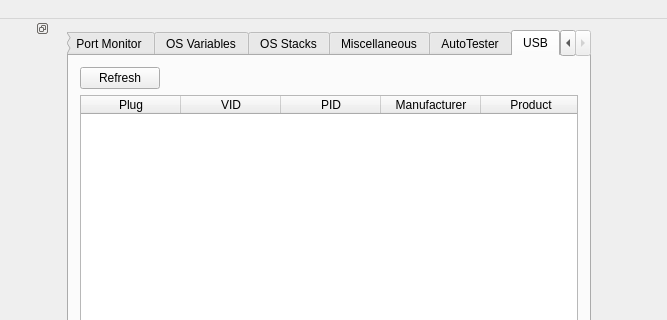
First picture: the form in gui/qt/mainwindow.ui, repository myclevorname/CEmu, before the edit; both pictures show x 390 to 1057 and y 0 to 320 of the 1057 by 1005 pixel window.
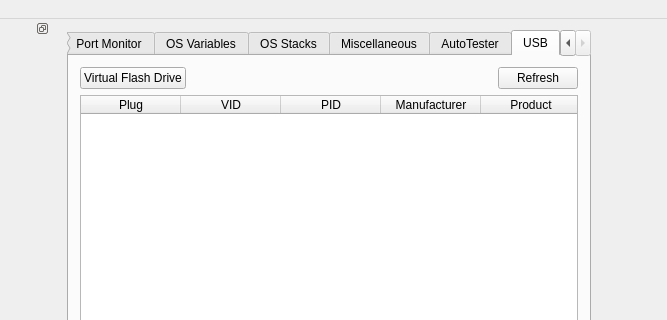
Second picture: the form after the edit. The open tabs and pages were chosen to show the change. Icons and pictures are not drawn. Custom widgets are drawn as their Qt base class.

Commit message: Add virtual flash drive.

```diff
--- a/gui/qt/mainwindow.ui
+++ b/gui/qt/mainwindow.ui
@@ -6303,7 +6303,29 @@
        </attribute>
        <layout class="QVBoxLayout" name="verticalLayout_27">
         <item>
-         <widget class="QPushButton" name="buttonRefreshUSB">
+         <layout class="QHBoxLayout" name="horizontalLayout_1">
+          <item alignment="Qt::AlignLeading">
+           <widget class="QPushButton" name="buttonCreateMsd">
+            <property name="sizePolicy">
+             <sizepolicy hsizetype="Maximum" vsizetype="Fixed">
+              <horstretch>0</horstretch>
+              <verstretch>0</verstretch>
+             </sizepolicy>
+            </property>
+            <property name="focusPolicy">
+             <enum>Qt::NoFocus</enum>
+            </property>
+            <property name="text">
+             <string>Virtual Flash Drive</string>
+            </property>
+            <property name="icon">
+             <iconset resource="resources.qrc">
+             <normaloff>:/icons/resources/icons/plus.png</normaloff>:/icons/resources/icons/plus.png</iconset>
+            </property>
+           </widget>
+          </item>
+          <item alignment="Qt::AlignTrailing">
+           <widget class="QPushButton" name="buttonRefreshUsb">
           <property name="sizePolicy">
            <sizepolicy hsizetype="Maximum" vsizetype="Fixed">
             <horstretch>0</horstretch>
@@ -6321,6 +6343,8 @@
             <normaloff>:/icons/resources/icons/refresh.png</normaloff>:/icons/resources/icons/refresh.png</iconset>
           </property>
          </widget>
+          </item>
+         </layout>
         </item>
         <item>
          <widget class="QTableWidget" name="usbTable">
```
Lines whose indentation alone changed are shown as unchanged. The commit also changes 8 other files.
